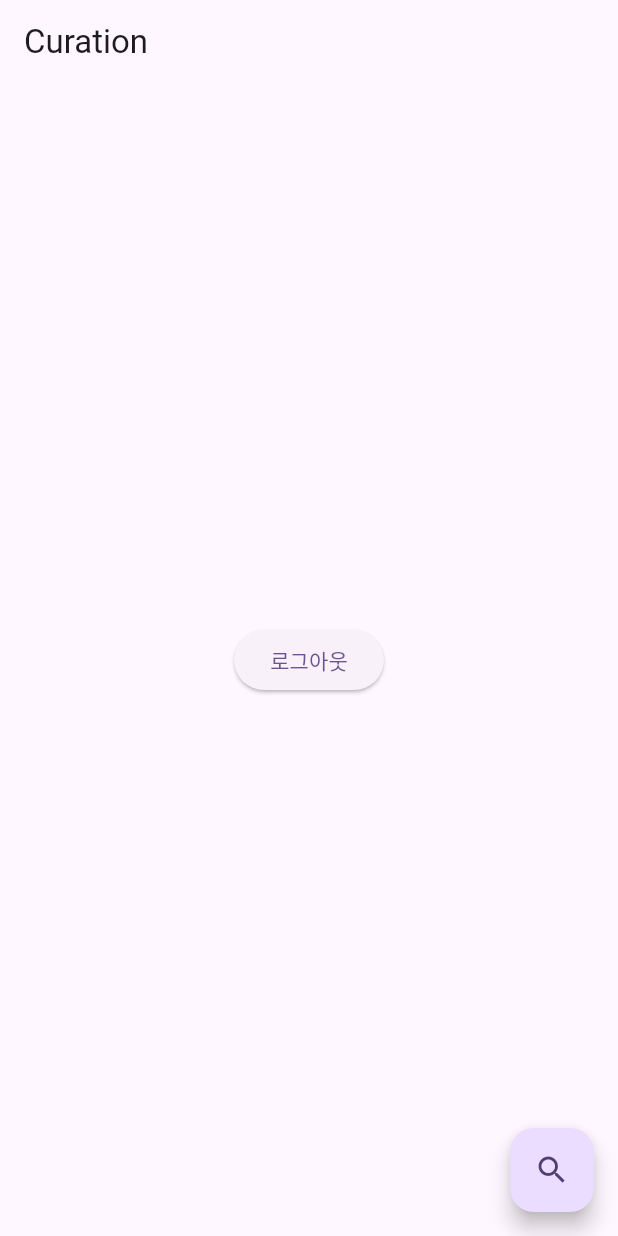
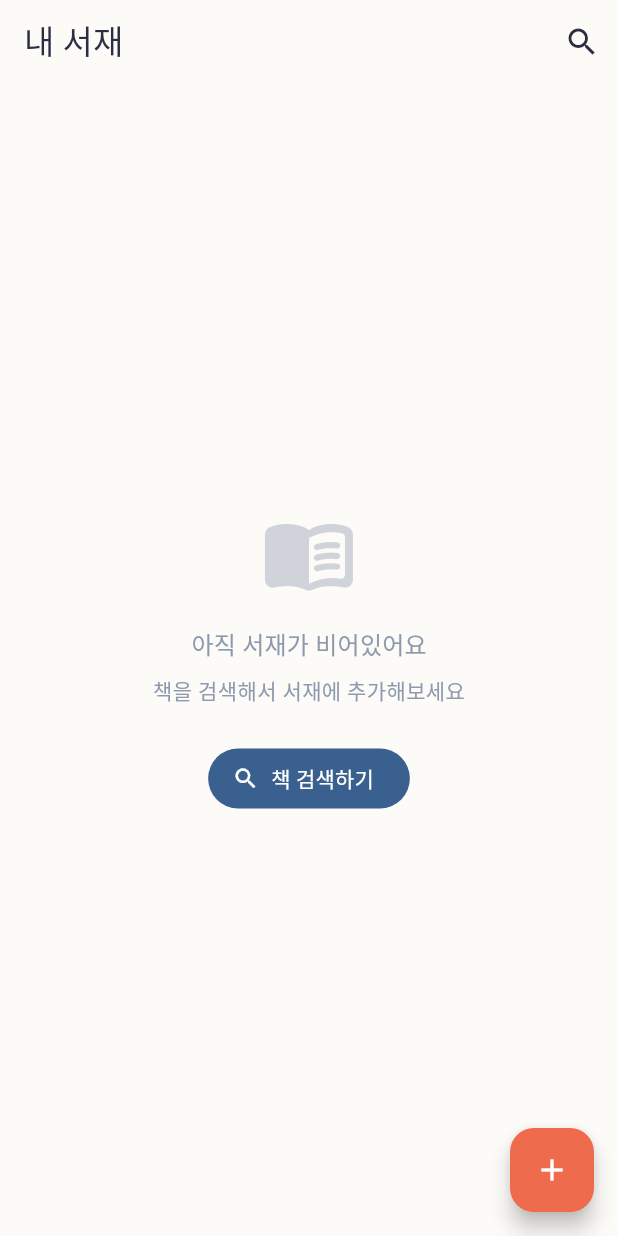
Before and after one commit to Curationforevth/curationproject, a Flutter app: the screen it shows once a user with an empty profile is signed in, on a phone screen of 412 x 824 dp. Run offline on Flutter 3.47's test engine with Material 3 defaults, Android fonts, the phone set to English and light mode, and no system bars; our stand-ins replace flutter_dotenv, flutter_riverpod, go_router, supabase_flutter; missing offline and left inert: kakao_flutter_sdk_user; accounts and stored records are empty; network calls fail.

Commit message:
feat: 서재 UI + Warm Ink 컬러 팔레트
- AppColors: Warm Ink 팔레트 (딥블루 + 코랄 + 웜화이트)
- AppTheme: Material 3 시드 deepPurple → #3D5A80 변경
- BookSpine: 책등 위젯 (제목 해시 기반 색상, 페이지수 기반 너비, 세로 텍스트)
- BookshelfRow: 선반 한 줄 (가로 스크롤 + 선반 배경 + 빈 상태)
- BookshelfProvider: Supabase user_books+books join + 상태별 그룹핑
- BookshelfScreen: 메인 서재 (읽는중/읽은책/읽고싶은책 섹션 + 빈 상태)
- HomePage를 BookshelfScreen으로 교체
- flutter analyze 0 issues, flutter test 20 passed

Co-Authored-By: Claude Opus 4.6 (1M context) <noreply@anthropic.com>

```diff
--- /dev/null
+++ b/app/lib/core/theme/app_colors.dart
@@ -0,0 +1,54 @@
+import 'package:flutter/material.dart';
+
+/// Curation "Warm Ink" 컬러 팔레트
+/// 딥 블루 + 코랄 악센트 + 크림 서피스
+class AppColors {
+  // Primary — 버튼, 선택 상태, 네비게이션
+  static const primary = Color(0xFF3D5A80);
+  static const primaryLight = Color(0xFF5B7BA5);
+  static const primaryDark = Color(0xFF2B4060);
+
+  // Accent — CTA, 마일스톤 배지, 강조
+  static const accent = Color(0xFFEE6C4D);
+  static const accentLight = Color(0xFFF4997F);
+  static const accentDark = Color(0xFFD4533A);
+
+  // Surface — 배경
+  static const surface = Color(0xFFFDFBF7);
+  static const surfaceVariant = Color(0xFFF5F1EB);
+
+  // Shelf — 서재 선반
+  static const shelf = Color(0xFFE8E0D4);
+  static const shelfDark = Color(0xFFD4C9B9);
+
+  // Text
+  static const textPrimary = Color(0xFF2B2D42);
+  static const textSecondary = Color(0xFF8D99AE);
+  static const textOnPrimary = Color(0xFFFFFFFF);
+  static const textOnAccent = Color(0xFFFFFFFF);
+
+  // Semantic
+  static const success = Color(0xFF4CAF50);
+  static const error = Color(0xFFD32F2F);
+  static const warning = Color(0xFFFFA726);
+
+  // 책등 색상 — 제목 해시 기반 팔레트
+  static const spineColors = [
+    Color(0xFF3D5A80), // 딥 블루
+    Color(0xFFEE6C4D), // 코랄
+    Color(0xFF5B7B6F), // 뮤트 그린
+    Color(0xFFC67B5C), // 테라코타
+    Color(0xFF8B6F8E), // 뮤트 퍼플
+    Color(0xFF4A7C6F), // 틸
+    Color(0xFFB5838D), // 로즈
+    Color(0xFF6B8F71), // 세이지
+    Color(0xFFD4A574), // 웜 탄
+    Color(0xFF7B8FA1), // 스틸 블루
+  ];
+
+  /// 제목 해시 기반 책등 색상
+  static Color spineColorFromTitle(String title) {
+    final hash = title.codeUnits.fold(0, (sum, c) => sum + c);
+    return spineColors[hash % spineColors.length];
+  }
+}
--- a/app/lib/core/theme/app_theme.dart
+++ b/app/lib/core/theme/app_theme.dart
@@ -1,10 +1,21 @@
 import 'package:flutter/material.dart';
+import 'app_colors.dart';
 
 class AppTheme {
   static ThemeData get light => ThemeData(
         useMaterial3: true,
-        colorSchemeSeed: Colors.deepPurple,
+        colorSchemeSeed: AppColors.primary,
         brightness: Brightness.light,
-        // fontFamily: UI 디자인 확정 후 설정
+        scaffoldBackgroundColor: AppColors.surface,
+        appBarTheme: const AppBarTheme(
+          backgroundColor: AppColors.surface,
+          foregroundColor: AppColors.textPrimary,
+          elevation: 0,
+          scrolledUnderElevation: 0.5,
+        ),
+        floatingActionButtonTheme: const FloatingActionButtonThemeData(
+          backgroundColor: AppColors.accent,
+          foregroundColor: AppColors.textOnAccent,
+        ),
       );
 }
--- /dev/null
+++ b/app/lib/features/bookshelf/providers/bookshelf_provider.dart
@@ -0,0 +1,38 @@
+import 'package:flutter_riverpod/flutter_riverpod.dart';
+import 'package:supabase_flutter/supabase_flutter.dart';
+import '../../../core/models/user_book.dart';
+
+/// 유저 서재 데이터 (Supabase에서 user_books + books join)
+final bookshelfProvider = FutureProvider<List<UserBook>>((ref) async {
+  final supabase = Supabase.instance.client;
+  final userId = supabase.auth.currentUser?.id;
+  if (userId == null) return [];
+
+  final response = await supabase
+      .from('user_books')
+      .select('*, books(*)')
+      .eq('user_id', userId)
+      .order('created_at', ascending: false);
+
+  return (response as List<dynamic>)
+      .map((json) => UserBook.fromJson(json as Map<String, dynamic>))
+      .toList();
+});
+
+/// 상태별 그룹핑
+final booksByStatusProvider =
+    Provider<Map<BookStatus, List<UserBook>>>((ref) {
+  final booksAsync = ref.watch(bookshelfProvider);
+  final books = booksAsync.valueOrNull ?? [];
+
+  return {
+    for (final status in BookStatus.values)
+      status: books.where((ub) => ub.status == status).toList(),
+  };
+});
+
+/// 총 책 수 (마일스톤용)
+final bookCountProvider = Provider<int>((ref) {
+  final booksAsync = ref.watch(bookshelfProvider);
+  return booksAsync.valueOrNull?.length ?? 0;
+});
--- /dev/null
+++ b/app/lib/features/bookshelf/screens/bookshelf_screen.dart
@@ -0,0 +1,149 @@
+import 'package:flutter/material.dart';
+import 'package:flutter_riverpod/flutter_riverpod.dart';
+import 'package:go_router/go_router.dart';
+import '../../../core/models/user_book.dart';
+import '../../../core/theme/app_colors.dart';
+import '../../../core/widgets/bookshelf_row.dart';
+import '../providers/bookshelf_provider.dart';
+
+class BookshelfScreen extends ConsumerWidget {
+  const BookshelfScreen({super.key});
+
+  @override
+  Widget build(BuildContext context, WidgetRef ref) {
+    final booksAsync = ref.watch(bookshelfProvider);
+    final booksByStatus = ref.watch(booksByStatusProvider);
+
+    return Scaffold(
+      appBar: AppBar(
+        title: const Text('내 서재'),
+        actions: [
+          IconButton(
+            icon: const Icon(Icons.search),
+            onPressed: () => context.push('/search'),
+          ),
+        ],
+      ),
+      body: booksAsync.when(
+        loading: () => const Center(child: CircularProgressIndicator()),
+        error: (error, stack) => Center(
+          child: Text('서재를 불러오지 못했습니다: $error'),
+        ),
+        data: (books) {
+          if (books.isEmpty) return _emptyState(context);
+
+          return RefreshIndicator(
+            onRefresh: () => ref.refresh(bookshelfProvider.future),
+            child: ListView(
+              padding: const EdgeInsets.symmetric(vertical: 16),
+              children: [
+                _buildSection(
+                  context,
+                  title: '읽는 중',
+                  books: booksByStatus[BookStatus.reading] ?? [],
+                ),
+                const SizedBox(height: 24),
+                _buildSection(
+                  context,
+                  title: '읽은 책',
+                  books: booksByStatus[BookStatus.read] ?? [],
+                ),
+                const SizedBox(height: 24),
+                _buildSection(
+                  context,
+                  title: '읽고 싶은 책',
+                  books: booksByStatus[BookStatus.wantToRead] ?? [],
+                ),
+              ],
+            ),
+          );
+        },
+      ),
+      floatingActionButton: FloatingActionButton(
+        onPressed: () => context.push('/search'),
+        child: const Icon(Icons.add),
+      ),
+    );
+  }
+
+  Widget _buildSection(
+    BuildContext context, {
+    required String title,
+    required List<UserBook> books,
+  }) {
+    final booksWithData =
+        books.where((ub) => ub.book != null).map((ub) => ub.book!).toList();
+
+    return Column(
+      crossAxisAlignment: CrossAxisAlignment.start,
+      children: [
+        Padding(
+          padding: const EdgeInsets.symmetric(horizontal: 16),
+          child: Row(
+            children: [
+              Text(
+                title,
+                style: Theme.of(context).textTheme.titleMedium?.copyWith(
+                      color: AppColors.textPrimary,
+                      fontWeight: FontWeight.w600,
+                    ),
+              ),
+              const SizedBox(width: 8),
+              Text(
+                '${booksWithData.length}',
+                style: Theme.of(context).textTheme.titleMedium?.copyWith(
+                      color: AppColors.textSecondary,
+                    ),
+              ),
+            ],
+          ),
+        ),
+        const SizedBox(height: 12),
+        BookshelfRow(
+          books: booksWithData,
+          onBookTap: (book) {
+            // TODO: 책 상세 화면으로 이동
+            ScaffoldMessenger.of(context).showSnackBar(
+              SnackBar(content: Text(book.title)),
+            );
+          },
+        ),
+      ],
+    );
+  }
+
+  Widget _emptyState(BuildContext context) {
+    return Center(
+      child: Column(
+        mainAxisAlignment: MainAxisAlignment.center,
+        children: [
+          Icon(
+            Icons.menu_book_rounded,
+            size: 64,
+            color: AppColors.textSecondary.withValues(alpha: 0.4),
+          ),
+          const SizedBox(height: 16),
+          Text(
+            '아직 서재가 비어있어요',
+            style: Theme.of(context).textTheme.titleMedium?.copyWith(
+                  color: AppColors.textSecondary,
+                ),
+          ),
+          const SizedBox(height: 8),
+          Text(
+            '책을 검색해서 서재에 추가해보세요',
+            style: Theme.of(context).textTheme.bodyMedium?.copyWith(
+                  color: AppColors.textSecondary,
+                ),
+          ),
+          const SizedBox(height: 24),
+          FilledButton.icon(
+            onPressed: () => context.push('/search'),
+            icon: const Icon(Icons.search),
+            label: const Text('책 검색하기'),
+          ),
+        ],
+      ),
+    );
+  }
+}
--- a/app/lib/routing/app_router.dart
+++ b/app/lib/routing/app_router.dart
@@ -1,8 +1,8 @@
-import 'package:flutter/material.dart';
 import 'package:go_router/go_router.dart';
 import 'package:supabase_flutter/supabase_flutter.dart';
 import '../features/auth/providers/auth_provider.dart';
 import '../features/auth/screens/login_screen.dart';
+import '../features/bookshelf/screens/bookshelf_screen.dart';
 import '../features/search/screens/book_search_screen.dart';
 
 GoRouter createRouter(AuthNotifier authNotifier) {
@@ -20,7 +20,7 @@ GoRouter createRouter(AuthNotifier authNotifier) {
     routes: [
       GoRoute(
         path: '/',
-        builder: (context, state) => const HomePage(),
+        builder: (context, state) => const BookshelfScreen(),
       ),
       GoRoute(
         path: '/login',
@@ -33,24 +33,3 @@ GoRouter createRouter(AuthNotifier authNotifier) {
     ],
   );
 }
-
-class HomePage extends StatelessWidget {
-  const HomePage({super.key});
-
-  @override
-  Widget build(BuildContext context) {
-    return Scaffold(
-      appBar: AppBar(title: const Text('Curation')),
-      body: Center(
-        child: ElevatedButton(
-          onPressed: () => Supabase.instance.client.auth.signOut(),
-          child: const Text('로그아웃'),
-        ),
-      ),
-      floatingActionButton: FloatingActionButton(
-        onPressed: () => context.push('/search'),
-        child: const Icon(Icons.search),
-      ),
-    );
-  }
-}
```
Also changed, not shown: app/lib/core/widgets/book_spine.dart (added, +95 -0 lines), app/lib/core/widgets/bookshelf_row.dart (added, +87 -0 lines), 1 other file.
